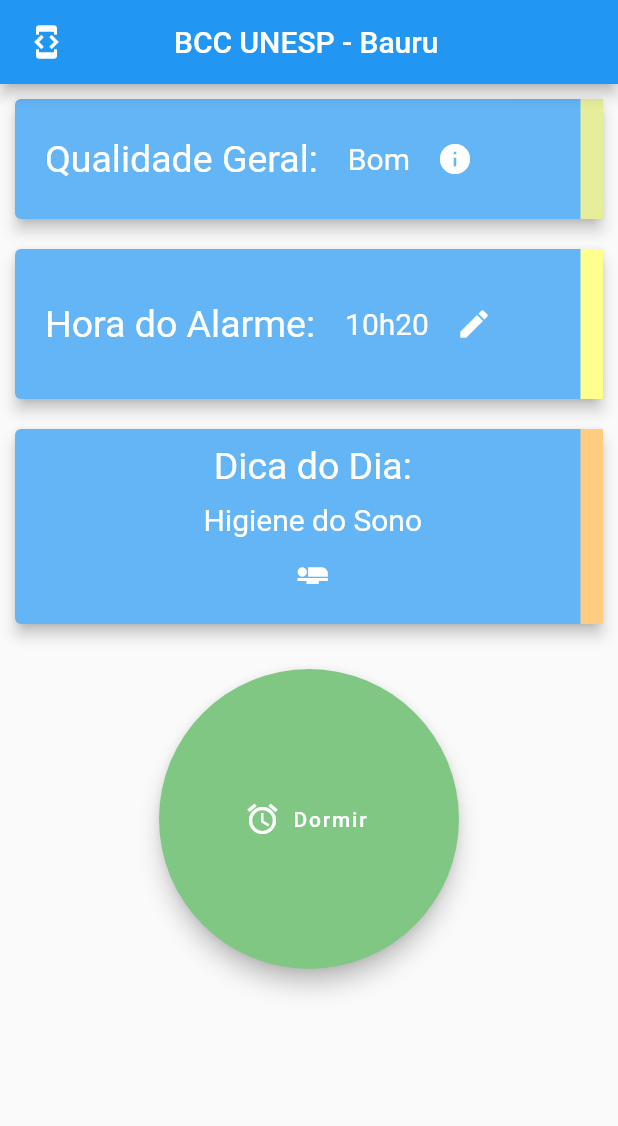
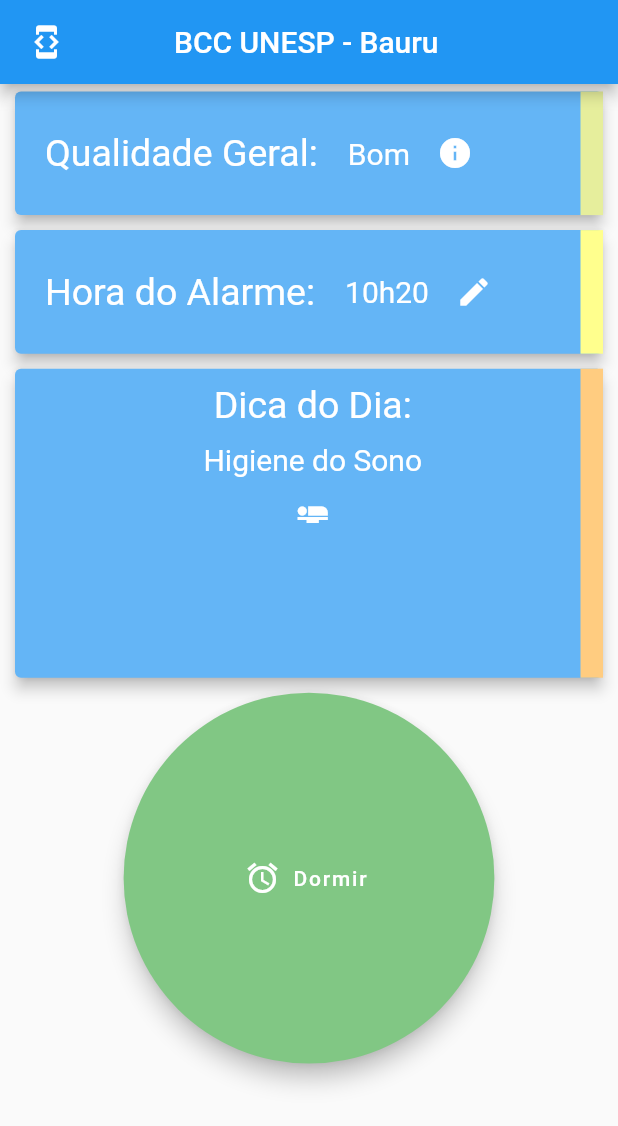
Before and after one commit to paulo-manzone/tcc-appsono, a Flutter app: the screen it shows after launch, on a phone screen of 412 x 824 dp. Shown: the top 1126 px of the screen. Run offline on Flutter 3.47's test engine with Material 2 defaults, Android fonts, the phone set to English and light mode, and no system bars.

Commit message:
pequena mudança

```diff
--- a/tccappsono/lib/main.dart
+++ b/tccappsono/lib/main.dart
@@ -1,5 +1,5 @@
 import 'package:flutter/material.dart';
-import 'principal.dart';
+import 'screens/principal.dart';
 
 void main() => runApp(MyApp());
 
--- a/tccappsono/lib/alarme.dart
+++ b/tccappsono/lib/screens/alarme.dart
@@ -58,7 +58,7 @@ class Alarme extends StatelessWidget {
                   label: Text('Agendar'),
                   icon: Icon(Icons.access_alarm),
                   onPressed: (){
-                    //Registrar sono
+                    //Guardar horário do alarme
 
 
                   },
--- a/tccappsono/lib/principal.dart
+++ b/tccappsono/lib/screens/principal.dart
@@ -1,9 +1,9 @@
 import 'package:flutter/material.dart';
 import 'package:flutter/widgets.dart';
-import 'package:tccappsono/alarme.dart';
-import 'package:tccappsono/dica.dart';
-import 'package:tccappsono/dormir.dart';
-import 'package:tccappsono/visaogeral.dart';
+import 'package:tccappsono/screens/alarme.dart';
+import 'package:tccappsono/screens/dica.dart';
+import 'package:tccappsono/screens/dormir.dart';
+import 'package:tccappsono/screens/visaogeral.dart';
 
 class Principal extends StatelessWidget {
   const Principal({Key key}) : super(key: key);
@@ -20,7 +20,7 @@ class Principal extends StatelessWidget {
           ],
         ), centerTitle: true),
         body: Container(
-          child: Column(
+          child: ListView(
             children: <Widget>[
               GestureDetector(
                 onTap: (){
@@ -30,10 +30,10 @@ class Principal extends StatelessWidget {
                   elevation: 4,
                   borderOnForeground: true,
                   color: Colors.blue[300],
-                  margin: EdgeInsets.all(10),
+                  margin: EdgeInsets.symmetric(horizontal: 10, vertical: 5),
                   child: Container(
                     padding: EdgeInsets.only(left: 20),
-                    height: 80,
+                    height: MediaQuery.of(context).size.height*0.1,
                     decoration: BoxDecoration(border: Border(right: BorderSide(color: Colors.lime[200], width: 15))),
                     child: Row(
                       children: <Widget>[
@@ -55,10 +55,10 @@ class Principal extends StatelessWidget {
                   elevation: 4,
                   borderOnForeground: true,
                   color: Colors.blue[300],
-                  margin: EdgeInsets.all(10),
+                  margin: EdgeInsets.symmetric(horizontal: 10, vertical: 5),
                   child: Container(
                     padding: EdgeInsets.only(left: 20),
-                    height: 100,
+                    height: MediaQuery.of(context).size.height*0.1,
                     decoration: BoxDecoration(border: Border(right: BorderSide(color: Colors.yellowAccent[100], width: 15))),
                     child: Row(
                       children: <Widget>[
@@ -80,10 +80,10 @@ class Principal extends StatelessWidget {
                   elevation: 4,
                   borderOnForeground: true,
                   color: Colors.blue[300],
-                  margin: EdgeInsets.all(10),
+                  margin: EdgeInsets.symmetric(horizontal: 10, vertical: 5),
                   child: Container(
                     padding: EdgeInsets.only(left: 20),
-                    height: 130,
+                    height: MediaQuery.of(context).size.height*0.25,
                     width: MediaQuery.of(context).size.width,
                     decoration: BoxDecoration(border: Border(right: BorderSide(color: Colors.orange[200], width: 15))),
                     child: Column(
@@ -100,11 +100,11 @@ class Principal extends StatelessWidget {
                   )
                 ),
               ),
-              SizedBox(height: 20),
+              SizedBox(height: 5),
 
               SizedBox(
                 width: 200,
-                height: 200,
+                height: MediaQuery.of(context).size.height*0.3,
                 child: FloatingActionButton.extended(
                   shape: CircleBorder(),
                   backgroundColor: Colors.green[300],
--- /dev/null
+++ b/tccappsono/lib/services/database.dart
@@ -0,0 +1,11 @@
+//import 'package:_firestore/cloud_firestore.dart';
+
+class DataBase {
+
+  createGraph (var valores ){
+    //var col = Firestore.instance.collection('/graficos');
+
+  }
+
+
+}
```
Also changed, not shown: tccappsono/lib/screens/dica.dart (renamed from tccappsono/lib/dica.dart), tccappsono/lib/screens/dormir.dart (renamed from tccappsono/lib/dormir.dart), tccappsono/lib/screens/visaogeral.dart (renamed from tccappsono/lib/visaogeral.dart), 1 other file.
